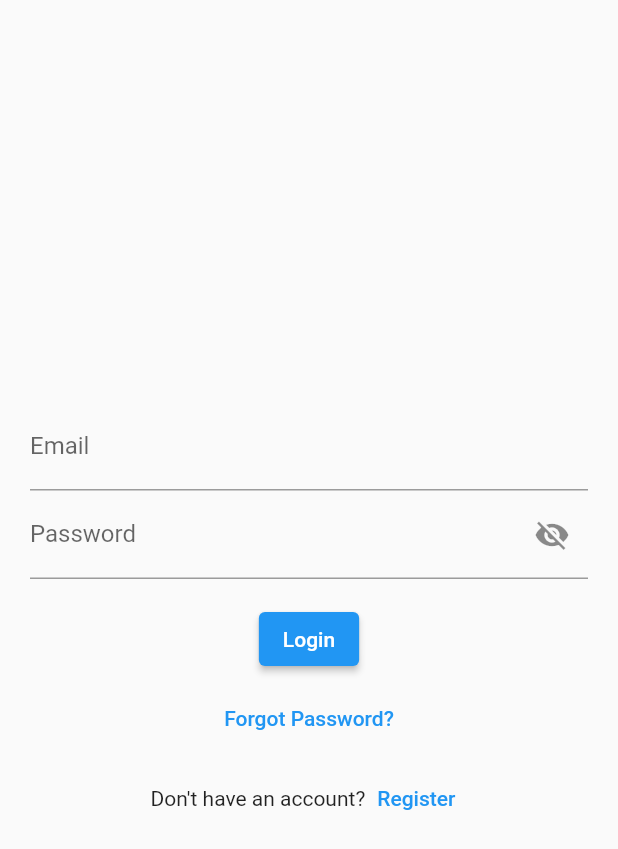
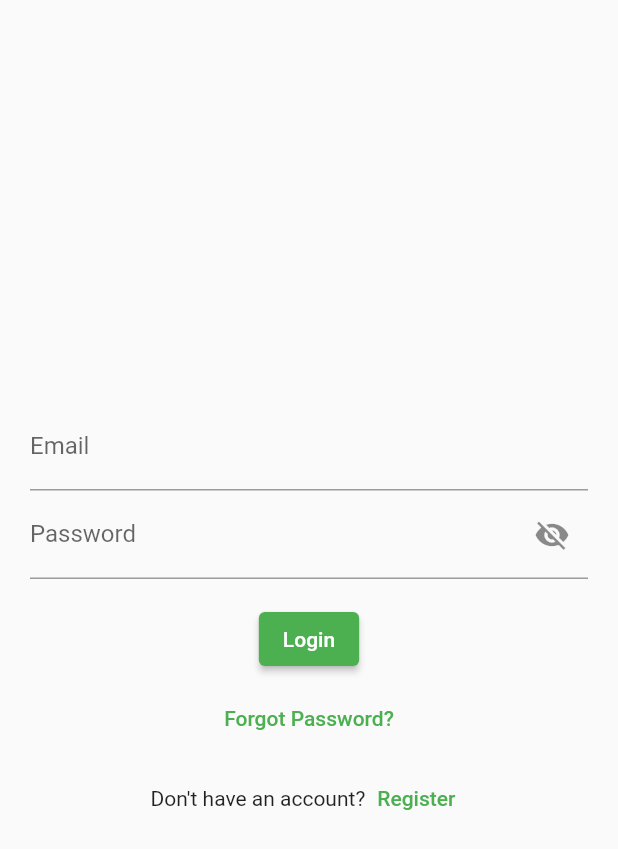
Before and after one commit to ainea-obura/grocer_mobile, a Flutter app: the screen it shows after launch, after a tap on "Get started", on a phone screen of 412 x 824 dp. Shown: the top 849 px of the screen. Run offline on Flutter 3.47's test engine with Material 2 defaults, Android fonts, the phone set to English and light mode, and no system bars; our stand-ins replace flutter_bloc, shared_preferences; network calls fail.

Commit message:
added primary color

```diff
--- a/lib/pages/landing.dart
+++ b/lib/pages/landing.dart
@@ -1,4 +1,5 @@
 import 'package:flutter/material.dart';
+import 'package:grocerygo/constants.dart';
 
 import 'login_page.dart';
 
@@ -38,7 +39,7 @@ class Landing extends StatelessWidget {
               ),
             ),
             const SizedBox(
-              height: 80,
+              height: 100,
             ),
             Container(
               width: 250,
@@ -55,7 +56,7 @@ class Landing extends StatelessWidget {
               child: ElevatedButton(
                 style: ElevatedButton.styleFrom(
                   foregroundColor: Colors.white,
-                  backgroundColor: Colors.red, // foreground
+                  backgroundColor: primaryColor, // foreground
                 ),
                 onPressed: () {
                   Navigator.of(context).push(MaterialPageRoute(builder: (context) => LoginPage()));
--- a/lib/pages/login_page.dart
+++ b/lib/pages/login_page.dart
@@ -1,8 +1,10 @@
 import 'package:flutter/material.dart';
 import 'package:flutter_bloc/flutter_bloc.dart';
+import 'package:grocerygo/constants.dart';
 import 'package:grocerygo/pages/sign_up_page.dart';
 import 'package:shared_preferences/shared_preferences.dart';
 
+import '../constants.dart';
 import '../models/user_model.dart';
 import '../modules/login/login_cubit.dart';
 import '../modules/login/login_state.dart';
@@ -10,10 +12,12 @@ import 'ResetPassword_page.dart';
 import 'home.dart';
 
 class LoginPage extends StatefulWidget {
-  const LoginPage({Key? key});
+  //const LoginPage({Key? key});
+  const LoginPage({Key? key}) : super(key: key);
 
   @override
-  _LoginPageState createState() => _LoginPageState();
+  State<LoginPage> createState() => _LoginPageState();
+  //State<HomePage> createState() => _HomePageState();
 }
 
 class _LoginPageState extends State<LoginPage> {
@@ -84,6 +88,9 @@ class _LoginPageState extends State<LoginPage> {
                 ),
                 const SizedBox(height: 16),
                 ElevatedButton(
+                  style: ElevatedButton.styleFrom(
+                    backgroundColor: primaryColor, // Background color
+                  ),
                   onPressed: () {
                     loginCubit.login(
                         _emailController.text, _passwordController.text);
@@ -100,7 +107,7 @@ class _LoginPageState extends State<LoginPage> {
                       ),
                     );
                   },
-                  child: const Text('Forgot Password?'),
+                  child: const Text('Forgot Password?', style: TextStyle(color: primaryColor),),
                 ),
                 const SizedBox(height: 5),
                 Row(
@@ -116,7 +123,7 @@ class _LoginPageState extends State<LoginPage> {
                           ),
                         );
                       },
-                      child: const Text('Register'),
+                      child: const Text('Register', style: TextStyle(color: primaryColor)),
                     ),
                   ],
                 ),
@@ -131,9 +138,9 @@ class _LoginPageState extends State<LoginPage> {
   Future<void> _saveUserDetails(User user) async {
     final prefs = await SharedPreferences.getInstance();
     await prefs.setString('token', user.token ?? '');
-    await prefs.setInt('userId', user.id ?? 0);
-    await prefs.setString('name', user.name ?? '');
-    await prefs.setString('phone', user.phone ?? '');
-    await prefs.setString('email', user.email ?? '');
+    await prefs.setInt('userId', user.user.id ?? 0);
+    await prefs.setString('name', user.user.name ?? '');
+    await prefs.setString('phone', user.user.phone ?? '');
+    await prefs.setString('email', user.user.email ?? '');
   }
 }
```
Also changed, not shown: lib/pages/sign_up_page.dart (+8 -4 lines).
